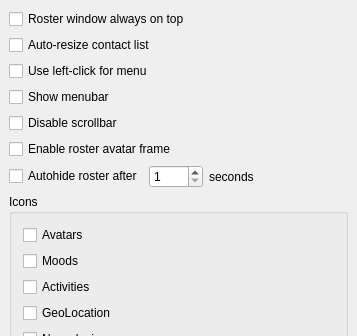
First picture: the form in src/options/opt_roster.ui, repository psi-plus/psi-plus-snapshots, before the edit; both pictures show x 0 to 357 and y 0 to 336 of the 357 by 503 pixel window.
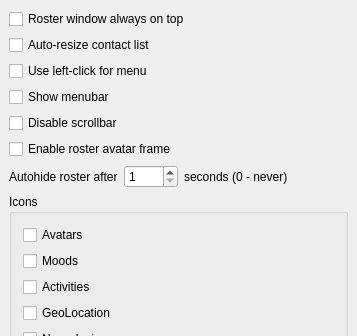
Second picture: the form after the edit.

```diff
--- a/src/options/opt_roster.ui
+++ b/src/options/opt_roster.ui
@@ -7,7 +7,7 @@
     <x>0</x>
     <y>0</y>
     <width>357</width>
-    <height>481</height>
+    <height>503</height>
    </rect>
   </property>
   <property name="windowTitle">
@@ -74,7 +74,7 @@
    <item>
     <layout class="QHBoxLayout" name="horizontalLayout_3">
      <item>
-      <widget class="QCheckBox" name="cb_autohide">
+      <widget class="QLabel" name="label">
        <property name="text">
         <string>Autohide roster after</string>
        </property>
@@ -93,7 +93,7 @@
      <item>
       <widget class="QLabel" name="label_2">
        <property name="text">
-        <string>seconds</string>
+        <string>seconds (0 - never)</string>
        </property>
       </widget>
      </item>
```
Left out of the diff: 36 changed lines with no effect on the pictures.
